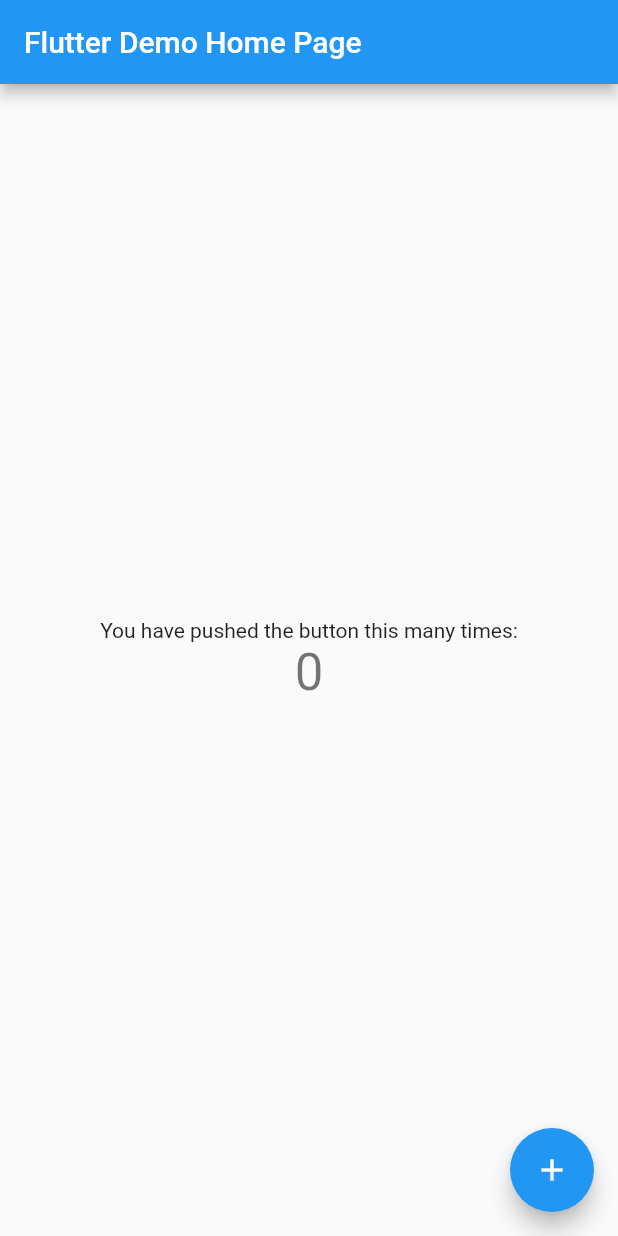
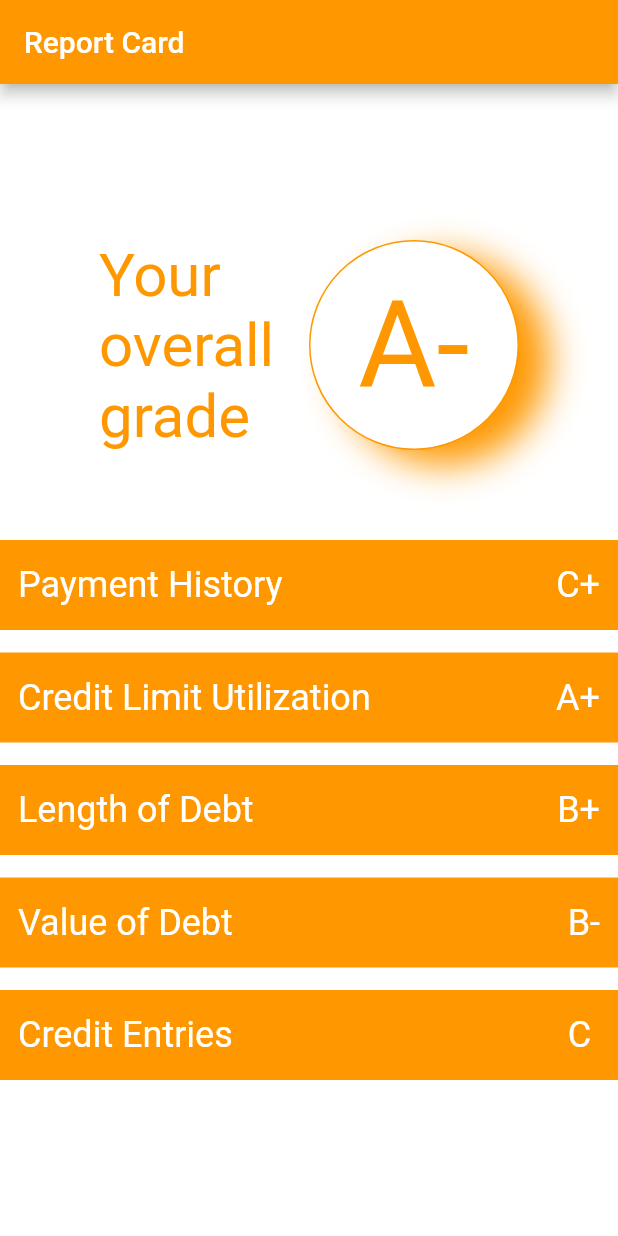
Before and after one commit to xinyi-tony-liu/Credit-Report, a Flutter app: the screen it shows after launch, on a phone screen of 412 x 824 dp. Run offline on Flutter 3.47's test engine with Material 2 defaults, Android fonts, the phone set to English and light mode, and no system bars.

Commit message:
add new page

```diff
--- a/credit_report/lib/main.dart
+++ b/credit_report/lib/main.dart
@@ -1,4 +1,5 @@
 import 'package:flutter/material.dart';
+import "pages/report_card.dart";
 
 void main() => runApp(CreditReport());
 
@@ -8,55 +9,13 @@
     return MaterialApp(
       title: 'Flutter Demo',
       theme: ThemeData(
-        primarySwatch: Colors.blue,
+        primaryColor: Colors.orange,
+        secondaryHeaderColor: Colors.red,
+        accentColor: Colors.yellow,
+        canvasColor: Colors.white,
+        backgroundColor: Colors.transparent,
       ),
-      home: MyHomePage(title: 'Flutter Demo Home Page'),
+      home: ReportCardPage(),
     );
   }
 }
-
-class MyHomePage extends StatefulWidget {
-  MyHomePage({Key key, this.title}) : super(key: key);
-  final String title;
-
-  @override
-  _MyHomePageState createState() => _MyHomePageState();
-}
-
-class _MyHomePageState extends State<MyHomePage> {
-  int _counter = 0;
-
-  void _incrementCounter() {
-    setState(() {
-      _counter++;
-    });
-  }
-
-  @override
-  Widget build(BuildContext context) {
-    return Scaffold(
-      appBar: AppBar(
-        title: Text(widget.title),
-      ),
-      body: Center(
-        child: Column(
-          mainAxisAlignment: MainAxisAlignment.center,
-          children: <Widget>[
-            Text(
-              'You have pushed the button this many times:',
-            ),
-            Text(
-              '$_counter',
-              style: Theme.of(context).textTheme.display1,
-            ),
-          ],
-        ),
-      ),
-      floatingActionButton: FloatingActionButton(
-        onPressed: _incrementCounter,
-        tooltip: 'Increment',
-        child: Icon(Icons.add),
-      ),
-    );
-  }
-}
--- /dev/null
+++ b/credit_report/lib/pages/report_card.dart
@@ -0,0 +1,176 @@
+import 'package:flutter/material.dart';
+
+class ReportCardPage extends StatefulWidget {
+  ReportCardPage({Key key}) : super(key: key);
+
+  @override
+  _ReportCardState createState() => _ReportCardState();
+}
+
+class _ReportCardState extends State<ReportCardPage> {
+  @override
+  Widget build(BuildContext context) {
+    return Scaffold(
+      appBar: AppBar(
+        title: Text(
+          "Report Card",
+          style: Theme.of(context)
+              .textTheme
+              .title
+              .apply(color: Theme.of(context).canvasColor),
+        ),
+      ),
+      body: Center(
+        child: Column(
+          mainAxisAlignment: MainAxisAlignment.center,
+          children: <Widget>[
+            Row(
+              mainAxisAlignment: MainAxisAlignment.center,
+              children: <Widget>[
+                Container(
+                  height: 140,
+                  width: 140,
+                  child: Text(
+                    "Your overall grade",
+                    style: TextStyle(
+                        color: Theme.of(context).primaryColor, fontSize: 40),
+                  ),
+                ),
+                Container(
+                  height: 140,
+                  width: 140,
+                  decoration: BoxDecoration(
+                      color: Theme.of(context).canvasColor,
+                      border: Border.all(
+                        color: Theme.of(context).primaryColor,
+                        width: 1,
+                        style: BorderStyle.solid,
+                      ),
+                      borderRadius: BorderRadius.all(Radius.circular(70)),
+                      boxShadow: [
+                        BoxShadow(
+                          color: Theme.of(context).primaryColor,
+                          offset: new Offset(20.0, 10.0),
+                          blurRadius: 20.0,
+                        ),
+                      ]),
+                  child: CircleAvatar(
+                    backgroundColor: Theme.of(context).backgroundColor,
+                    child: Text(
+                      "A-",
+                      style: TextStyle(
+                          color: Theme.of(context).primaryColor, fontSize: 80),
+                    ),
+                  ),
+                ),
+              ],
+            ),
+            SizedBox(
+              height: 60,
+            ),
+            ReportCardEntry(
+              label: "Payment History",
+              score: 730,
+            ),
+            SizedBox(
+              height: 15,
+            ),
+            ReportCardEntry(
+              label: "Credit Limit Utilization",
+              score: 840,
+            ),
+            SizedBox(
+              height: 15,
+            ),
+            ReportCardEntry(
+              label: "Length of Debt",
+              score: 790,
+            ),
+            SizedBox(
+              height: 15,
+            ),
+            ReportCardEntry(
+              label: "Value of Debt",
+              score: 750,
+            ),
+            SizedBox(
+              height: 15,
+            ),
+            ReportCardEntry(
+              label: "Credit Entries",
+              score: 700,
+            ),
+          ],
+        ),
+      ),
+    );
+  }
+}
+
+class ReportCardEntry extends StatefulWidget {
+  ReportCardEntry({Key key, this.label, this.score}) : super(key: key);
+  final String label;
+  final int score;
+
+  @override
+  _ReportCardEntryState createState() => _ReportCardEntryState();
+}
+
+class _ReportCardEntryState extends State<ReportCardEntry> {
+  String toLetter(int score) {
+    String r = '';
+    int remainder;
+    List<int> scale = [800, 740, 670, 580];
+    if (score > scale[0]) {
+      r = r + 'A';
+      remainder = score - scale[0];
+    } else if (score > scale[1]) {
+      r = r + 'B';
+      remainder = score - scale[1];
+    } else if (score > scale[2]) {
+      r = r + 'C';
+      remainder = score - scale[2];
+    } else if (score > scale[3]) {
+      r = r + 'D';
+      remainder = score - scale[3];
+    } else {
+      return 'F';
+    }
+    if (remainder > 30) {
+      r = r + '+';
+    } else if (remainder < 15) {
+      r = r + '-';
+    } else {
+      r = r + ' ';
+    }
+    return r;
+  }
+
+  @override
+  Widget build(BuildContext context) {
+    return Container(
+        alignment: Alignment.centerLeft,
+        height: 60,
+        padding: EdgeInsets.all(12),
+        color: Theme.of(context).primaryColor,
+        child: Row(
+          mainAxisAlignment: MainAxisAlignment.spaceBetween,
+          children: <Widget>[
+            Text(
+              widget.label,
+              style: Theme.of(context)
+                  .textTheme
+                  .headline
+                  .apply(color: Theme.of(context).canvasColor),
+            ),
+            Text(
+              toLetter(widget.score),
+              style: Theme.of(context)
+                  .textTheme
+                  .headline
+                  .apply(color: Theme.of(context).canvasColor),
+            ),
+          ],
+        ));
+  }
+}
```
Also changed, not shown: credit_report/lib/pages/article_feed.dart (added, +154 -0 lines).
